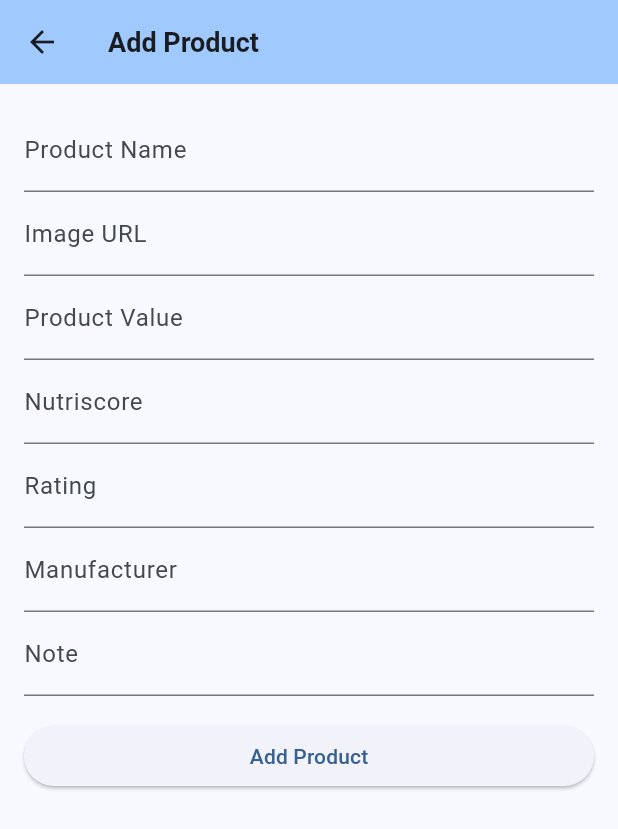
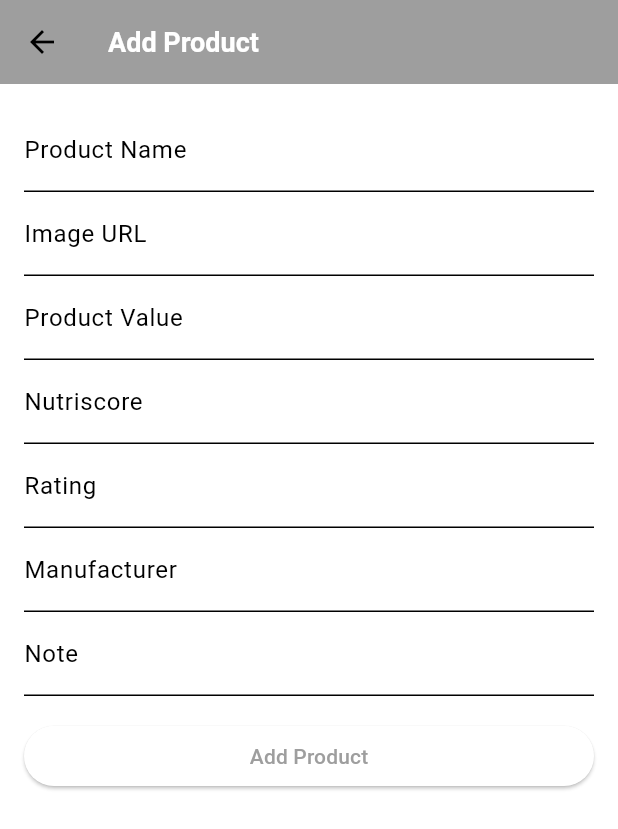
Before and after one commit to PGszafir/recallrave, a Flutter app: the screen it shows after launch, after a tap on the "add" icon, on a phone screen of 412 x 824 dp. Shown: the top 829 px of the screen. Run offline on Flutter 3.47's test engine with Material 3 defaults, Android fonts, the phone set to English and light mode, and no system bars.

Commit message:
Changed color theme to grey

```diff
--- a/lib/add_product_view.dart
+++ b/lib/add_product_view.dart
@@ -20,8 +20,11 @@ class _AddProductViewState extends State<AddProductView> {
   Widget build(BuildContext context) {
     return Scaffold(
       appBar: AppBar(
-          backgroundColor: Theme.of(context).colorScheme.inversePrimary,
-          title: Text("Add Product"),
+          backgroundColor: Theme.of(context).colorScheme.primary,
+          title: Text(
+            "Add Product",
+            style: Theme.of(context).textTheme.headline6,
+          ),
       ),
       body: SingleChildScrollView(
 
--- a/lib/main.dart
+++ b/lib/main.dart
@@ -21,7 +21,7 @@ class MyApp extends StatelessWidget {
     return MaterialApp(
       title: 'RecallRave',
       theme: ThemeData(
-        colorScheme: ColorScheme.fromSeed(seedColor: Colors.blue),
+        colorScheme: ColorScheme.fromSwatch(primarySwatch: Colors.grey),
         useMaterial3: true,
         textTheme: TextTheme(
           headline6: appBarTextStyle,
@@ -62,7 +62,7 @@ class _MyHomePageState extends State<MyHomePage> {
   Widget build(BuildContext context) {
     return Scaffold(
       appBar: AppBar(
-        backgroundColor: Theme.of(context).colorScheme.inversePrimary,
+        backgroundColor: Colors.grey,
         title: Center(
           child: Text(widget.title, style: MyApp.appBarTextStyle),// add style: argument
         )
```
